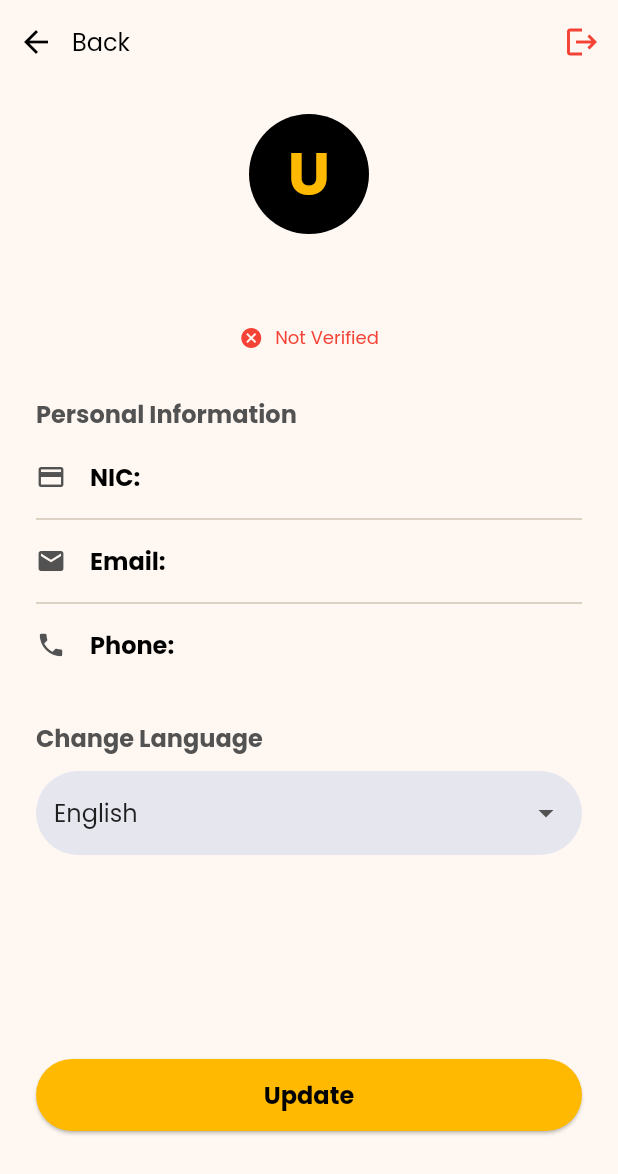
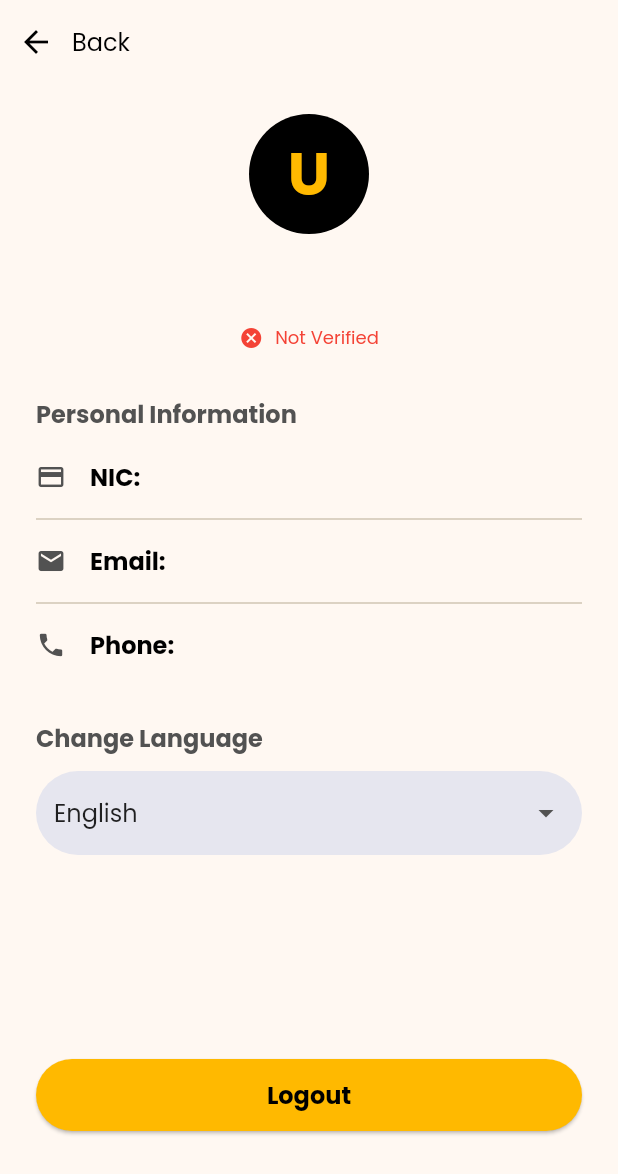
Before and after one commit to GovConn/mobile-app, a Flutter app: the ProfileScreen screen opened directly, on a phone screen of 412 x 824 dp. Shown: the top 1174 px of the screen. Run offline on Flutter 3.47's test engine with Material 2 defaults, Android fonts, the phone set to English and light mode, and no system bars; our stand-ins replace dropdown_button2, file_picker, flutter_secure_storage, flutter_spinkit, google_fonts, table_calendar; accounts and stored records are empty.

Commit message:
modify profile screen

```diff
--- a/lib/Screens/profile/profile_screen.dart
+++ b/lib/Screens/profile/profile_screen.dart
@@ -1,13 +1,11 @@
-
 import 'package:flutter/material.dart';
+import 'package:flutter_spinkit/flutter_spinkit.dart';
 import 'package:gov_connect_app/models/user_model.dart';
 import 'package:provider/provider.dart';
 import 'package:gov_connect_app/Components/custom_button.dart';
 import 'package:gov_connect_app/theme/color_theme.dart';
 import 'package:gov_connect_app/providers/language_provider.dart';
 import '../../providers/auth_provider.dart';
-// Assuming you have a user model, if not, create one.
-// import '../../models/user_model.dart';
 
 class ProfileScreen extends StatefulWidget {
   const ProfileScreen({super.key});
@@ -20,12 +18,8 @@ class _ProfileScreenState extends State<ProfileScreen> {
   @override
   void initState() {
     super.initState();
-    // Fetch user data as soon as the screen loads.
-    // The provider should handle its own loading/error state.
     WidgetsBinding.instance.addPostFrameCallback((_) {
-      // Use a Future to handle potential errors during the fetch call itself.
       Provider.of<AuthProvider>(context, listen: false).fetchUser().catchError((error) {
-         // Optionally show a snackbar or log the error
          debugPrint("Failed to fetch user: $error");
       });
     });
@@ -50,26 +44,14 @@ class _ProfileScreenState extends State<ProfileScreen> {
             ),
           ],
         ),
-        // Add a logout action button to the AppBar for better UX
-        actions: [
-          IconButton(
-            icon: const Icon(Icons.logout, color: Colors.red),
-            onPressed: () async {
-              await Provider.of<AuthProvider>(context, listen: false).logout();
-              // Navigate to login screen and remove all previous routes
-              if (mounted) {
-                Navigator.of(context).pushNamedAndRemoveUntil('/login', (route) => false);
-              }
-            },
-          ),
-        ],
       ),
-      // Use a Consumer to react to changes in AuthProvider's state
       body: Consumer<AuthProvider>(
         builder: (context, authProvider, child) {
-          // 1. Loading State
           if (authProvider.isUserLoading) {
-            return const Center(child: CircularProgressIndicator());
+            return const Center(child:
+            SpinKitSpinningLines(
+              color: primaryColor,
+            ));
           }
 
           // 2. Error State
@@ -95,20 +77,15 @@ class _ProfileScreenState extends State<ProfileScreen> {
             );
           }
 
-          // 3. Success State
           if (authProvider.user != null) {
-            // Passing the user to a dedicated content widget
             return _buildProfileContent(context, authProvider.user!);
           }
-
-          // Fallback state (should not be reached if logic is correct)
           return const Center(child: Text('Something went wrong. Please restart the app.'));
         },
       ),
     );
   }
 
-  /// Main widget to display when user data is successfully loaded.
   Widget _buildProfileContent(BuildContext context, UserModel user) {
     final languageProvider = Provider.of<LanguageProvider>(context);
 
@@ -148,7 +125,6 @@ class _ProfileScreenState extends State<ProfileScreen> {
 
           const SizedBox(height: 30),
 
-          // Section for other user details
           const Text(
             'Personal Information',
             style: TextStyle(color: greyTextColor, fontSize: 16, fontWeight: FontWeight.bold),
@@ -157,9 +133,9 @@ class _ProfileScreenState extends State<ProfileScreen> {
           _buildDetailRow(Icons.credit_card, 'NIC', user.nic),
           const Divider(),
           // Assuming User model has email and phone fields
-          _buildDetailRow(Icons.email, 'Email', user.email ?? 'Not provided'),
+          _buildDetailRow(Icons.email, 'Email', user.email),
           const Divider(),
-          _buildDetailRow(Icons.phone, 'Phone', user.phone ?? 'Not provided'),
+          _buildDetailRow(Icons.phone, 'Phone', user.phone),
 
           const SizedBox(height: 30),
 
@@ -173,12 +149,14 @@ class _ProfileScreenState extends State<ProfileScreen> {
 
           const Spacer(),
           CustomButton(
-            text: 'Update',
+            text: 'Logout',
             backgroundColor: primaryColor,
             textColor: blackPrimary,
-            onPressed: () {
-              // Add update logic here if needed, then pop
-              Navigator.pop(context);
+            onPressed: () async {
+              await Provider.of<AuthProvider>(context, listen: false).logout();
+              if (mounted) {
+                Navigator.of(context).pushNamedAndRemoveUntil('/login', (route) => false);
+              }
             },
           ),
           const SizedBox(height: 70),
@@ -187,7 +165,6 @@ class _ProfileScreenState extends State<ProfileScreen> {
     );
   }
 
-  /// Widget for displaying user verification status
   Widget _buildVerificationStatus(bool isActive) {
       final color = isActive ? Colors.green : Colors.red;
       final text = isActive ? 'Verified' : 'Not Verified';
@@ -203,7 +180,7 @@ class _ProfileScreenState extends State<ProfileScreen> {
       );
   }
 
-  /// Reusable widget for displaying a row of user details.
+
   Widget _buildDetailRow(IconData icon, String title, String value) {
     return Padding(
       padding: const EdgeInsets.symmetric(vertical: 8.0),
@@ -227,9 +204,8 @@ class _ProfileScreenState extends State<ProfileScreen> {
     );
   }
 
-  /// Widget for the language selection dropdown.
+
   Widget _buildLanguageDropdown(BuildContext context, LanguageProvider languageProvider) {
-    // A map to hold language codes and their display names.
     final Map<String, String> languages = {
       'english': 'English',
       'sinhala': 'සිංහල',
```
